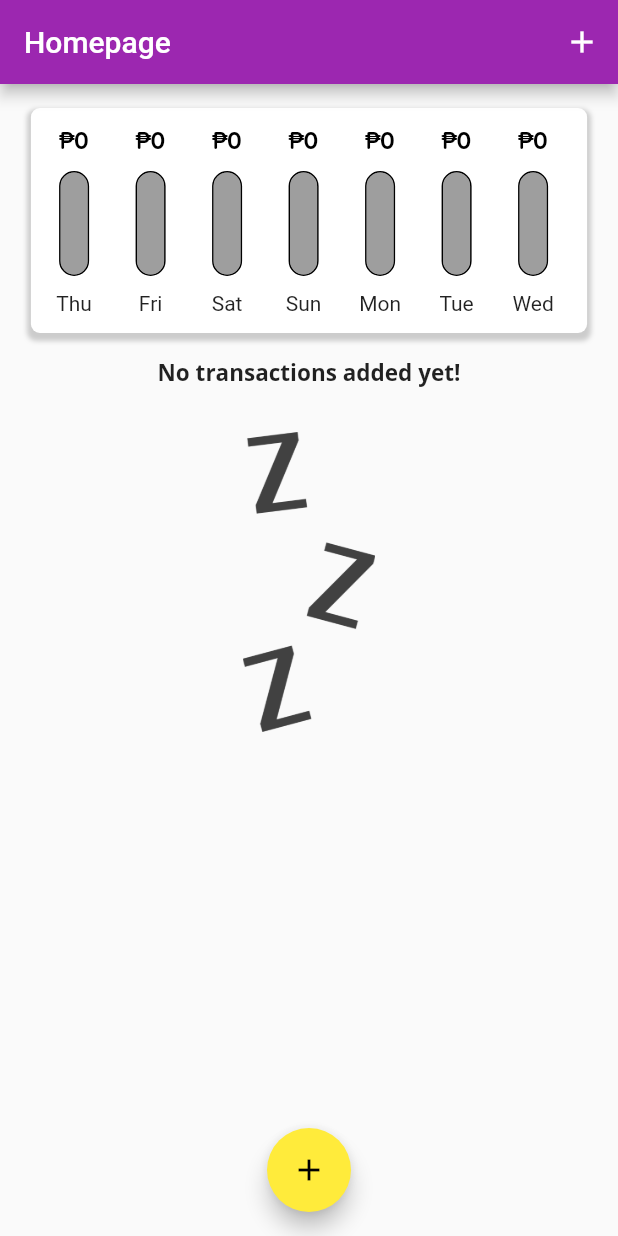
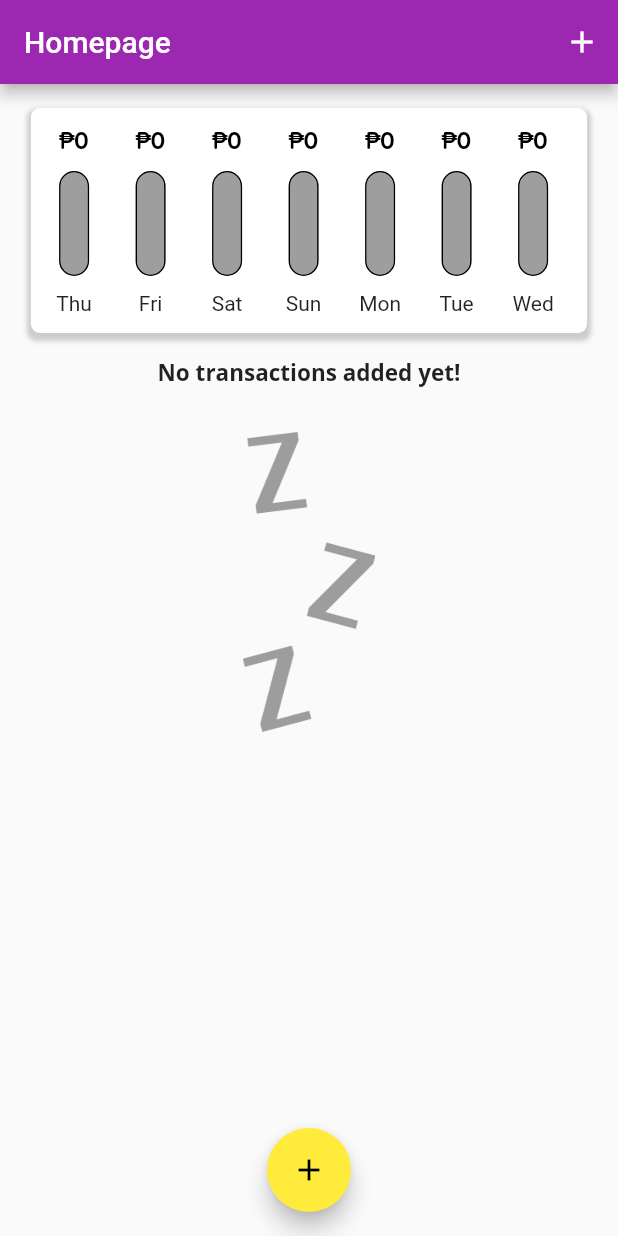
Before and after one commit to DoomMangoes/ExpenseTracker, a Flutter app: the screen it shows after launch, on a phone screen of 412 x 824 dp. Run offline on Flutter 3.47's test engine with Material 2 defaults, Android fonts, the phone set to English and light mode, and no system bars.

Commit message:
added opacity to image

```diff
--- a/lib/widgets/expenseItemListWidget.dart
+++ b/lib/widgets/expenseItemListWidget.dart
@@ -32,8 +32,11 @@ class ExpenseItemListWidget extends StatelessWidget {
               Container(
                 height: 200,
                 width: 200,
-                child: const Image(
-                  image: AssetImage("assets/images/waiting.png"),
+                child: Opacity(
+                  opacity: 0.5,
+                  child: Image(
+                    image: AssetImage("assets/images/waiting.png"),
+                  ),
                 ),
               ),
             ],
```
